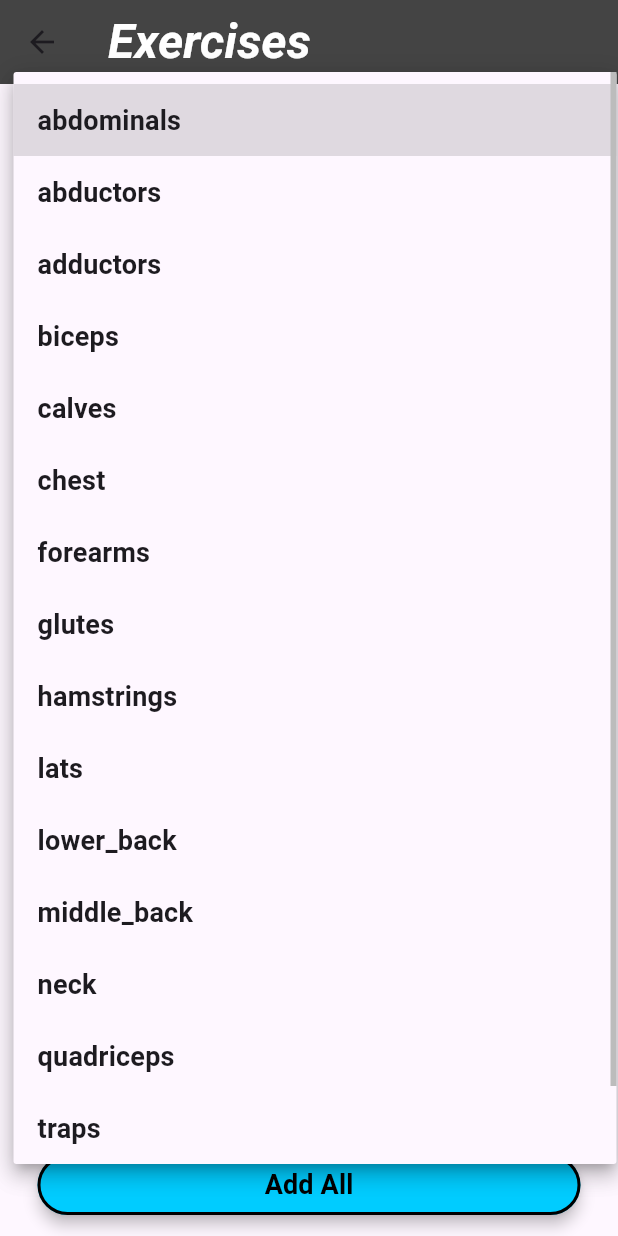
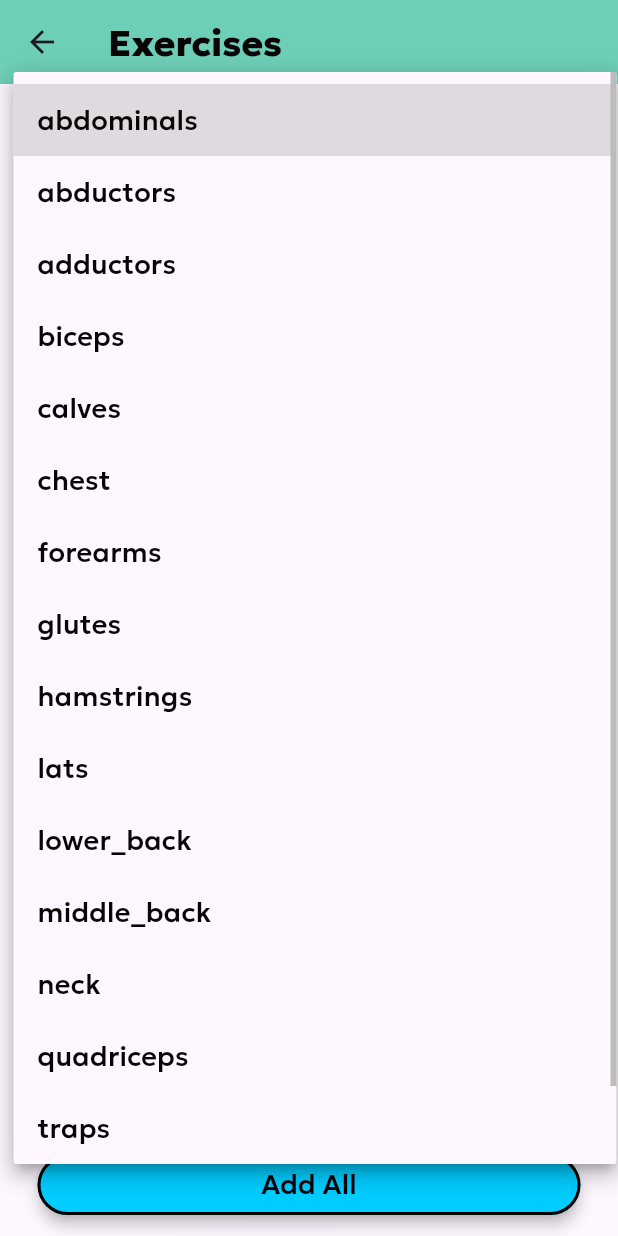
Before and after one commit to CSCI4100U/mobile-group-project-2023-mobile-devices, a Flutter app: the AddExercise screen opened directly, after a tap on "Select Muscle:", on a phone screen of 412 x 824 dp. Run offline on Flutter 3.47's test engine with Material 3 defaults, Android fonts, the phone set to English and light mode, and no system bars; our stand-ins replace cloud_firestore, firebase_core, flutter_local_notifications, loading_animation_widget, pedometer, shared_preferences and 1 more; accounts and stored records are empty; network calls fail; Roboto replaces fonts that are missing (Montserrat); statements that could not run were skipped; project files that could hold a hidden picture were left out.

Commit message:
added routine db + expanded static styling class

```diff
--- a/elevar_fitness_tracker/lib/home_page/page_bodies/workout_page/Exercise_selection_page/add_exercise.dart
+++ b/elevar_fitness_tracker/lib/home_page/page_bodies/workout_page/Exercise_selection_page/add_exercise.dart
@@ -23,6 +23,7 @@ class AddExerciseState extends State<AddExercise> {
   bool refresh = true;
   List<ExerciseItem> exercises = [];
   List<ExerciseItem> selectedExercises = [];
+  bool darkmode = false;
 
   final List<String> states = [
     'abdominals',
@@ -63,8 +64,8 @@ class AddExerciseState extends State<AddExercise> {
 
     return Scaffold(
       appBar: AppBar(
-        title: Text('Exercises', style: styles.getHeadingStyle(Colors.white)),
-        backgroundColor: styles.getObjectColor(),
+        title: Text('Exercises', style: AppStyles.getHeadingStyle(darkmode)),
+        backgroundColor: AppStyles.primaryColor(darkmode),
       ),
       body: Column(
         children: [
@@ -81,7 +82,7 @@ class AddExerciseState extends State<AddExercise> {
                       value: item,
                       child: Text(
                         item,
-                        style: styles.getSubHeadingStyle(),
+                        style: AppStyles.getSubHeadingStyle(darkmode),
                       ),
                     );
                   }).toList(),
@@ -93,12 +94,12 @@ class AddExerciseState extends State<AddExercise> {
                   },
                   icon: Icon(
                     Icons.arrow_drop_down_circle_outlined,
-                    color: styles.getObjectColor(),
+                    color: AppStyles.accentColor(darkmode),
                   ),
                   decoration: InputDecoration(
                     labelText: "Select Muscle:",
                     focusedBorder: UnderlineInputBorder(
-                        borderSide: BorderSide(color: styles.getObjectColor())),
+                        borderSide: BorderSide(color: AppStyles.accentColor(darkmode))),
                   ),
                 )),
           ),
@@ -112,7 +113,7 @@ class AddExerciseState extends State<AddExercise> {
                     index);
               },
               separatorBuilder: (context, index) => Divider(
-                color: styles.getObjectColor(),
+                color: AppStyles.accentColor(darkmode),
               ),
               itemCount: exercises.length,
             ),
@@ -125,13 +126,13 @@ class AddExerciseState extends State<AddExercise> {
                 child: ElevatedButton(
                   style: ButtonStyle(
                     backgroundColor: MaterialStateProperty.all<Color>(
-                        styles.getHighlightColor()),
+                        AppStyles.highlightColor(darkmode)),
                     elevation: MaterialStateProperty.all<double>(4.0),
                     side: MaterialStateProperty.all<BorderSide>(const BorderSide(color:Colors.black, width: 2.0))
                   ),
                   child: Text(
                     'Add All',
-                    style: styles.getSubHeadingStyle(Colors.black),
+                    style: AppStyles.getSubHeadingStyle(darkmode),
                   ),
                   onPressed: () {
                     Navigator.pop(context, selectedExercises);
@@ -153,26 +154,26 @@ class AddExerciseState extends State<AddExercise> {
     return ListTile(
       leading: Icon(
         Icons.area_chart,
-        color: styles.getHighlightColor(),
+        color: AppStyles.highlightColor(darkmode),
       ),
       title: Text(
         name,
-        style: styles.getSubHeadingStyle(),
+        style: AppStyles.getSubHeadingStyle(darkmode),
         maxLines: 1,
         overflow: TextOverflow.ellipsis,
       ),
       subtitle: Text(
         muscle,
-        style: styles.getMainTextStyle(styles.getObjectColor()),
+        style: AppStyles.getMainTextStyle(darkmode),
       ),
       trailing: isSelected
           ? Icon(
               Icons.check_box_rounded,
-              color: styles.getHighlightColor(),
+              color: AppStyles.highlightColor(darkmode),
             )
           : Icon(
               Icons.check_box_outline_blank_rounded,
-              color: styles.getObjectColor(),
+              color: AppStyles.accentColor(darkmode),
             ),
       onTap: () {
         setState(() {
--- a/elevar_fitness_tracker/lib/home_page/page_bodies/workout_page/Exercise_selection_page/exercise_data.dart
+++ b/elevar_fitness_tracker/lib/home_page/page_bodies/workout_page/Exercise_selection_page/exercise_data.dart
@@ -1,5 +1,6 @@
 class ExerciseItem {
   ExerciseItem(this.name, this.muscle, this.isSelected, [this.reps, this.weight]);
+
   final String name;
   final String muscle;
   bool isSelected;
--- a/elevar_fitness_tracker/lib/local_storage/exercises_db_utils.dart
+++ b/elevar_fitness_tracker/lib/local_storage/exercises_db_utils.dart
@@ -14,7 +14,9 @@ class DBUtils {
           weight FLOAT(6))''');
     }, version: 1);
   }
+}
 
+/*
 static Future<Database> createRoutineDB(String databaseName) async {
   String myPath = await getDatabasesPath();
   String fileName = '${databaseName.toLowerCase()}_database.db';
@@ -29,4 +31,4 @@ class DBUtils {
         weight FLOAT(6))''');
   }, version: 1);
 }
-}
+*/
--- a/elevar_fitness_tracker/lib/materials/styles.dart
+++ b/elevar_fitness_tracker/lib/materials/styles.dart
@@ -2,89 +2,50 @@ import 'package:flutter/material.dart';
 
 // class will contain various methods to make it easy to access styles throughout the project
 class AppStyles {
-  TextStyle getHeadingStyle([Color? color]) {
-    if (color == null) {
-      return const TextStyle(
-        fontFamily: 'Montserrat',
-        fontSize: 32,
-        fontWeight: FontWeight.w600,
-        fontStyle: FontStyle.italic
-      );
-    }
-    else {
-      return TextStyle(
-        fontFamily: 'Montserrat',
-        fontSize: 32,
-        fontWeight: FontWeight.w600,
-        fontStyle: FontStyle.italic,
-        color: color,
-      );
-    }
+
+  static TextStyle getHeadingStyle(bool darkmode) {
+    return TextStyle(
+      fontFamily: 'Geologica',
+      fontSize: 24,
+      fontWeight: FontWeight.w800,
+      color: AppStyles.textColor(darkmode)
+    );
   }
 
-  TextStyle getSubHeadingStyle([Color? color]) {
-    if (color == null) {
-      return const TextStyle(
-        fontFamily: 'Roboto',
-        fontSize: 18,
-        fontWeight: FontWeight.w600,
-      );
-    }
-    else {
-      return TextStyle(
-        fontFamily: 'Roboto',
-        fontSize: 18,
-        fontWeight: FontWeight.w600,
-        color: color,
-      );
-    }
+  static TextStyle getSubHeadingStyle(bool darkmode) {
+    return TextStyle(
+      fontFamily: 'Geologica',
+      fontSize: 18,
+      fontWeight: FontWeight.w500,
+      color: AppStyles.textColor(darkmode)
+    );
   }
 
-  TextStyle getMainTextStyle([Color? color]) {
-    if (color == null) {
-      return const TextStyle(
-        fontFamily: 'Roboto',
-        fontSize: 14,
-        fontWeight: FontWeight.w400,
-      );
-    }
-    else {
-      return TextStyle(
-        fontFamily: 'Roboto',
-        fontSize: 14,
-        fontWeight: FontWeight.w400,
-        color: color,
-      );
-    }
+  static TextStyle getMainTextStyle(bool darkmode) {
+    return TextStyle(
+      fontFamily: 'Geologica',
+      fontSize: 14,
+      fontWeight: FontWeight.w400,
+      color: AppStyles.textColor(darkmode)
+    );
   }
 
-  Color getBackgroundColor() {
-    return const Color(0XFFFAFAFA);
-  }
-
-  Color getObjectColor() {
-    return const Color(0xFF444444);
-  }
-
-  Color getHighlightColor() {
-    return const Color(0xFF00CCFF);
-  }
-
-  EdgeInsetsGeometry getDefaultInsets() {
+  static EdgeInsetsGeometry getDefaultInsets() {
     return const EdgeInsets.all(10);
   }
-
-  /*
-   *
-   * NEW STYLES UNDER HERE!
-   * (keeping the old stuff above for now until all pages are updated)
-   *
-   */
 
   // Note about these colour codes:
   // If you ever need to change the opacity, USE THE withOpacity() method!
   // Example: AppStyles.accentColor(isDarkMode).withOpacity(0.5) for accentColor
   // with half opacity.
+
+  static Color highlightColor(bool darkMode) {
+    return const Color(0xFF00CCFF);
+  }
+
+  static Color objectColor(bool darkMode) {
+    return const Color(0xFF444444);
+  }
 
   static Color textColor(bool darkMode) {
     return darkMode ? const Color(0xfffbf4f6) : const Color(0xff0b0406);
--- a/elevar_fitness_tracker/lib/notifications/notification_page.dart
+++ b/elevar_fitness_tracker/lib/notifications/notification_page.dart
@@ -10,13 +10,14 @@ class NotifPage extends StatefulWidget {
 
 class _NotifPageState extends State<NotifPage> {
   AppStyles styles = AppStyles();
+  bool darkmode = false;
 
   @override
   Widget build(BuildContext context) {
     return Scaffold(
       appBar: AppBar(
-        title: Text("Notifications", style: styles.getHeadingStyle()),
-        backgroundColor: styles.getHighlightColor(),
+        title: Text("Notifications", style: AppStyles.getHeadingStyle(darkmode)),
+        backgroundColor: AppStyles.highlightColor(darkmode),
       ),
       body: ListView(children: const [
         ListTile(
```
Also changed, not shown: elevar_fitness_tracker/lib/home_page/homepage.dart (+21 -14 lines), elevar_fitness_tracker/lib/home_page/page_bodies/account_body.dart (+10 -9 lines), elevar_fitness_tracker/lib/home_page/page_bodies/home_body.dart (+86 -37 lines), elevar_fitness_tracker/lib/home_page/page_bodies/stats_body.dart (+6 -4 lines), elevar_fitness_tracker/lib/home_page/page_bodies/workout_page/workout_body.dart (+95 -26 lines), elevar_fitness_tracker/lib/local_storage/routine_db_model.dart (+61 -3 lines), elevar_fitness_tracker/lib/local_storage/routine_db_utils.dart (added, +18 -0 lines). Lines whose indentation alone changed are shown as unchanged.
